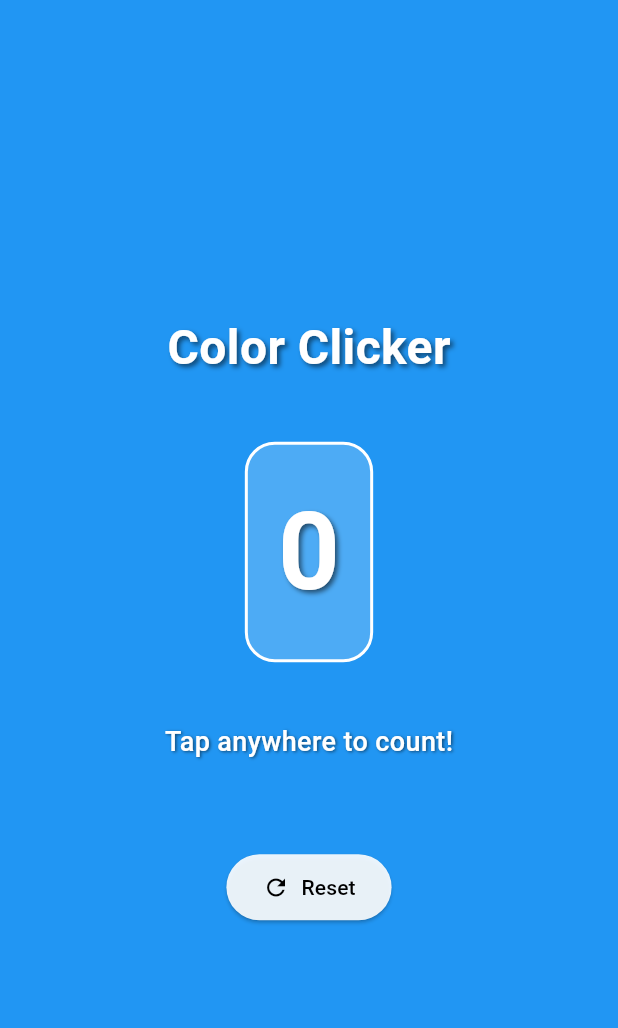
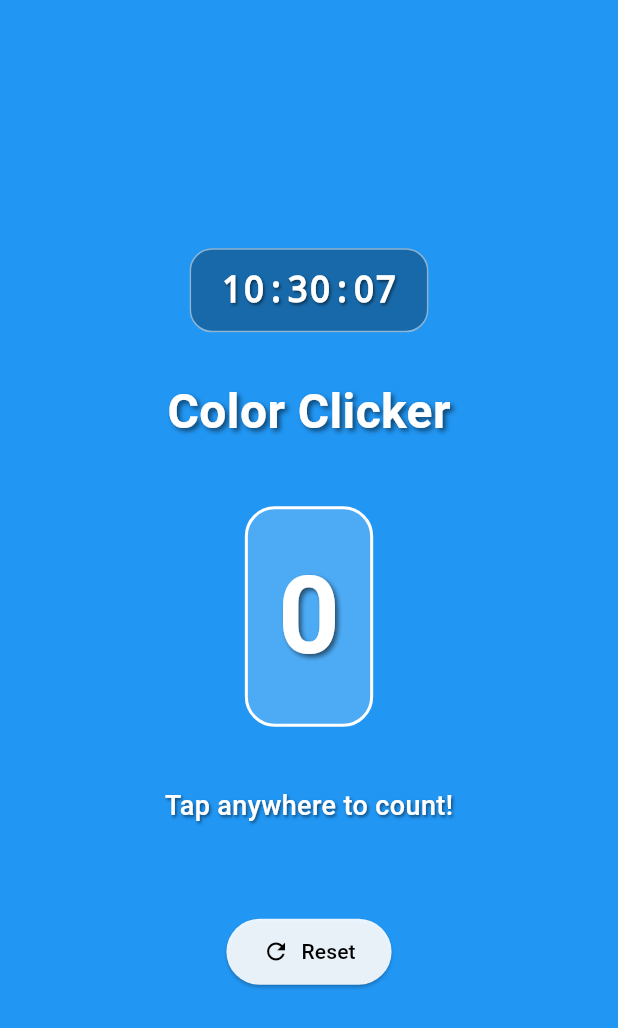
Before and after one commit to MasterclassMultimedia/CLICKER, a Flutter app: the screen it shows after launch, on a phone screen of 412 x 824 dp. Shown: the top 1028 px of the screen. Run offline on Flutter 3.47's test engine with Material 3 defaults, Android fonts, the light colour scheme and no system bars.

Commit message:
Add real-time clock to top of Color Clicker app

```diff
--- a/lib/main.dart
+++ b/lib/main.dart
@@ -1,5 +1,6 @@
 import 'package:flutter/material.dart';
 import 'dart:math';
+import 'dart:async';
 
 void main() {
   runApp(const ColorClickerApp());
@@ -32,6 +33,8 @@ class _ClickerScreenState extends State<ClickerScreen> {
   int _counter = 0;
   Color _backgroundColor = Colors.blue;
   final Random _random = Random();
+  Timer? _timer;
+  DateTime _currentTime = DateTime.now();
 
   // List of vibrant colors for background changes
   final List<Color> _colors = [
@@ -68,6 +71,22 @@ class _ClickerScreenState extends State<ClickerScreen> {
   }
 
   @override
+  void initState() {
+    super.initState();
+    _timer = Timer.periodic(const Duration(seconds: 1), (timer) {
+      setState(() {
+        _currentTime = DateTime.now();
+      });
+    });
+  }
+
+  @override
+  void dispose() {
+    _timer?.cancel();
+    super.dispose();
+  }
+
+  @override
   Widget build(BuildContext context) {
     return Scaffold(
       backgroundColor: _backgroundColor,
@@ -80,6 +99,32 @@ class _ClickerScreenState extends State<ClickerScreen> {
             child: Column(
               mainAxisAlignment: MainAxisAlignment.center,
               children: [
+                // Clock at the top
+                Container(
+                  padding: const EdgeInsets.symmetric(horizontal: 20, vertical: 10),
+                  decoration: BoxDecoration(
+                    color: Colors.black.withOpacity(0.3),
+                    borderRadius: BorderRadius.circular(15),
+                    border: Border.all(color: Colors.white.withOpacity(0.5), width: 1),
+                  ),
+                  child: Text(
+                    '${_currentTime.hour.toString().padLeft(2, '0')}:${_currentTime.minute.toString().padLeft(2, '0')}:${_currentTime.second.toString().padLeft(2, '0')}',
+                    style: const TextStyle(
+                      fontSize: 24,
+                      fontWeight: FontWeight.bold,
+                      color: Colors.white,
+                      fontFamily: 'monospace',
+                      shadows: [
+                        Shadow(
+                          offset: Offset(1, 1),
+                          blurRadius: 2,
+                          color: Colors.black54,
+                        ),
+                      ],
+                    ),
+                  ),
+                ),
+                const SizedBox(height: 30),
                 const Text(
                   'Color Clicker',
                   style: TextStyle(
```
